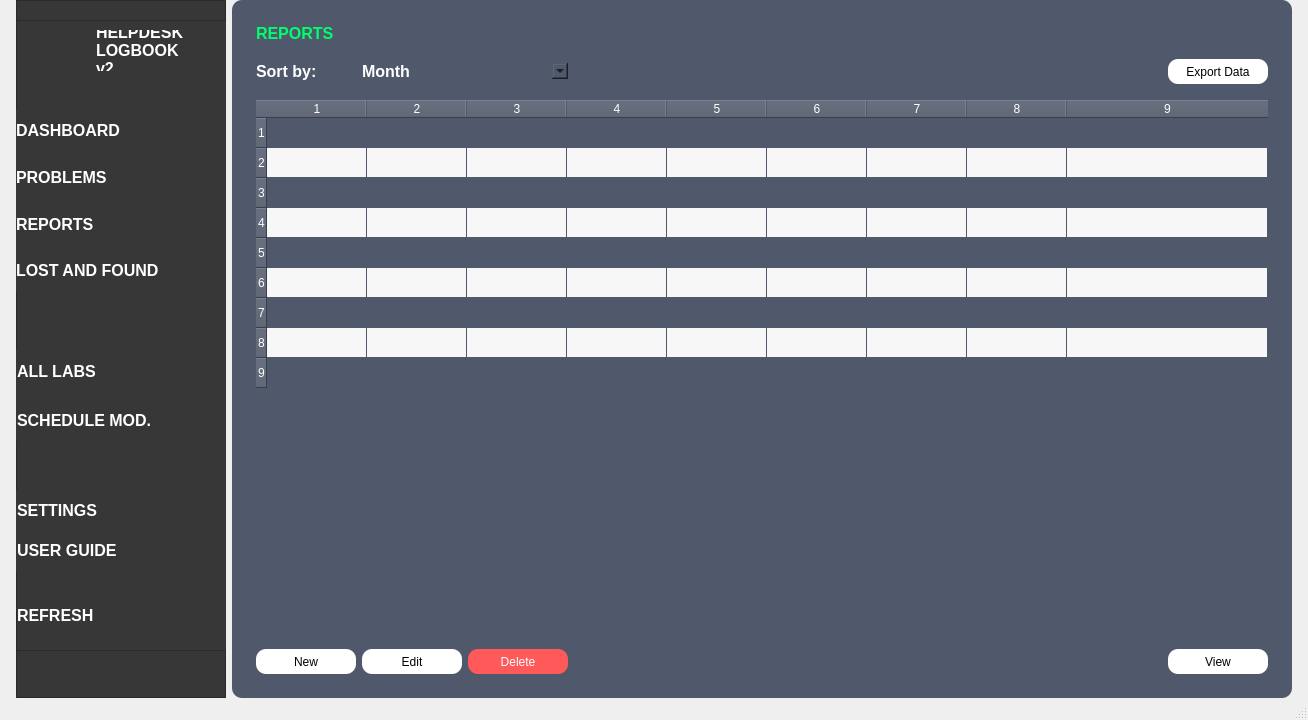
This is logbook_design.ui in Razei/Logbook_v2 as Qt 5 draws it before an edit. The edited form follows.
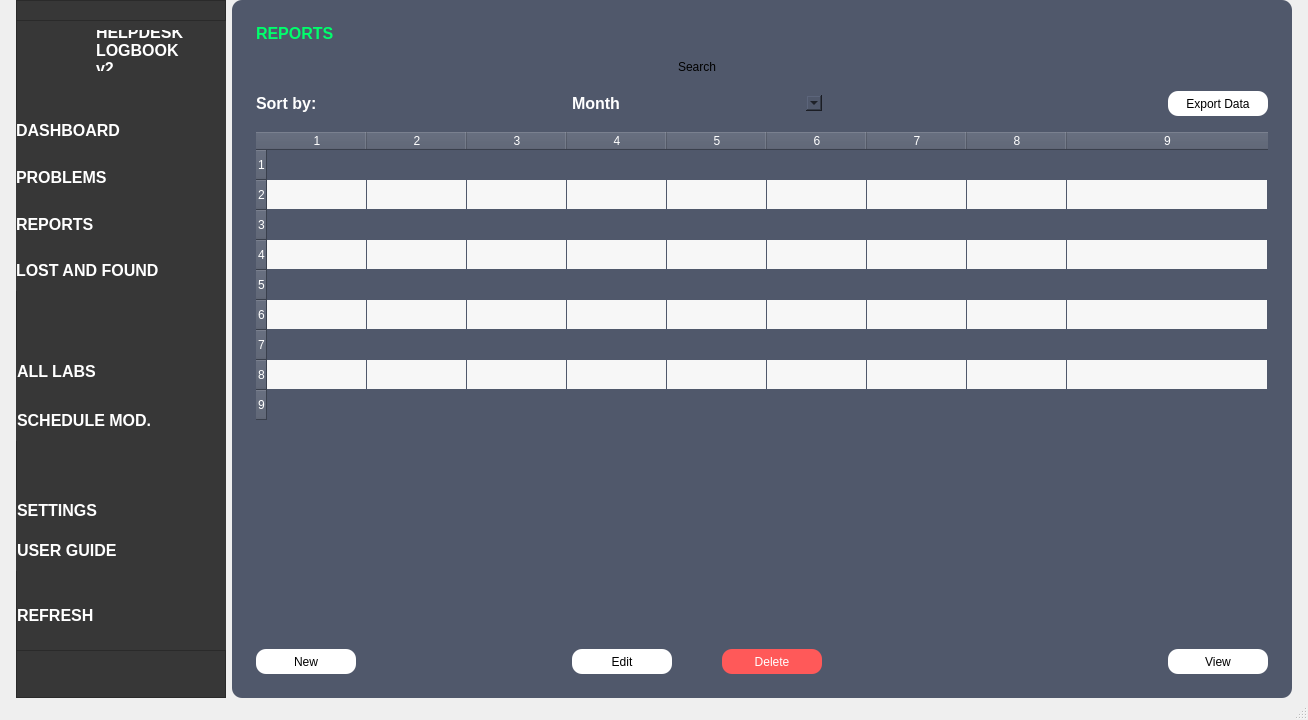
This is the edited form. The open tabs and pages were chosen to show the change. Icons and pictures are not drawn.

Commit message: logbook UI - add search tab to reports and lost and found table - add rooms with problems to dashboard

```diff
--- a/logbook_design.ui
+++ b/logbook_design.ui
@@ -1248,6 +1248,199 @@
            <property name="verticalSpacing">
             <number>16</number>
            </property>
+           <item row="3" column="0">
+            <widget class="QLabel" name="labelMonth_2">
+             <property name="sizePolicy">
+              <sizepolicy hsizetype="Fixed" vsizetype="Fixed">
+               <horstretch>0</horstretch>
+               <verstretch>0</verstretch>
+              </sizepolicy>
+             </property>
+             <property name="font">
+              <font>
+               <family>Segoe UI</family>
+               <pointsize>12</pointsize>
+               <weight>75</weight>
+               <bold>true</bold>
+              </font>
+             </property>
+             <property name="cursor">
+              <cursorShape>ArrowCursor</cursorShape>
+             </property>
+             <property name="accessibleDescription">
+              <string>normalLabel</string>
+             </property>
+             <property name="styleSheet">
+              <string notr="true">color: rgb(255, 255, 255);</string>
+             </property>
+             <property name="text">
+              <string>Sort by:</string>
+             </property>
+             <property name="scaledContents">
+              <bool>true</bool>
+             </property>
+             <property name="openExternalLinks">
+              <bool>false</bool>
+             </property>
+             <property name="textInteractionFlags">
+              <set>Qt::LinksAccessibleByMouse</set>
+             </property>
+            </widget>
+           </item>
+           <item row="4" column="0" colspan="10">
+            <widget class="QTableWidget" name="tableWidgetReports">
+             <property name="sizePolicy">
+              <sizepolicy hsizetype="MinimumExpanding" vsizetype="MinimumExpanding">
+               <horstretch>0</horstretch>
+               <verstretch>0</verstretch>
+              </sizepolicy>
+             </property>
+             <property name="font">
+              <font>
+               <pointsize>11</pointsize>
+              </font>
+             </property>
+             <property name="styleSheet">
+              <string notr="true">background-color: rgb(80,88,107);
+color: rgb(255,255,255);</string>
+             </property>
+             <property name="frameShadow">
+              <enum>QFrame::Plain</enum>
+             </property>
+             <property name="lineWidth">
+              <number>1</number>
+             </property>
+             <property name="horizontalScrollBarPolicy">
+              <enum>Qt::ScrollBarAsNeeded</enum>
+             </property>
+             <property name="sizeAdjustPolicy">
+              <enum>QAbstractScrollArea::AdjustToContents</enum>
+             </property>
+             <property name="autoScroll">
+              <bool>true</bool>
+             </property>
+             <property name="editTriggers">
+              <set>QAbstractItemView::NoEditTriggers</set>
+             </property>
+             <property name="alternatingRowColors">
+              <bool>true</bool>
+             </property>
+             <property name="selectionMode">
+              <enum>QAbstractItemView::SingleSelection</enum>
+             </property>
+             <property name="selectionBehavior">
+              <enum>QAbstractItemView::SelectRows</enum>
+             </property>
+             <property name="textElideMode">
+              <enum>Qt::ElideLeft</enum>
+             </property>
+             <property name="horizontalScrollMode">
+              <enum>QAbstractItemView::ScrollPerPixel</enum>
+             </property>
+             <property name="showGrid">
+              <bool>true</bool>
+             </property>
+             <property name="gridStyle">
+              <enum>Qt::NoPen</enum>
+             </property>
+             <property name="sortingEnabled">
+              <bool>true</bool>
+             </property>
+             <property name="cornerButtonEnabled">
+              <bool>false</bool>
+             </property>
+             <property name="rowCount">
+              <number>9</number>
+             </property>
+             <property name="columnCount">
+              <number>9</number>
+             </property>
+             <attribute name="horizontalHeaderStretchLastSection">
+              <bool>true</bool>
+             </attribute>
+             <attribute name="verticalHeaderStretchLastSection">
+              <bool>false</bool>
+             </attribute>
+             <row/>
+             <row/>
+             <row/>
+             <row/>
+             <row/>
+             <row/>
+             <row/>
+             <row/>
+             <row/>
+             <column/>
+             <column/>
+             <column/>
+             <column/>
+             <column/>
+             <column/>
+             <column/>
+             <column/>
+             <column/>
+            </widget>
+           </item>
+           <item row="5" column="0">
+            <widget class="QPushButton" name="pushButtonNew">
+             <property name="sizePolicy">
+              <sizepolicy hsizetype="Fixed" vsizetype="Fixed">
+               <horstretch>0</horstretch>
+               <verstretch>0</verstretch>
+              </sizepolicy>
+             </property>
+             <property name="minimumSize">
+              <size>
+               <width>100</width>
+               <height>25</height>
+              </size>
+             </property>
+             <property name="cursor">
+              <cursorShape>PointingHandCursor</cursorShape>
+             </property>
+             <property name="accessibleDescription">
+              <string>neutralButton</string>
+             </property>
+             <property name="autoFillBackground">
+              <bool>false</bool>
+             </property>
+             <property name="styleSheet">
+              <string notr="true">background-color: rgb(255, 255, 255);
+color: rgb(0, 0, 0);</string>
+             </property>
+             <property name="text">
+              <string>New</string>
+             </property>
+             <property name="default">
+              <bool>false</bool>
+             </property>
+             <property name="flat">
+              <bool>false</bool>
+             </property>
+            </widget>
+           </item>
+           <item row="3" column="3">
+            <widget class="QComboBox" name="comboBoxReportsMonth">
+             <property name="sizePolicy">
+              <sizepolicy hsizetype="Fixed" vsizetype="Fixed">
+               <horstretch>0</horstretch>
+               <verstretch>0</verstretch>
+              </sizepolicy>
+             </property>
+             <property name="minimumSize">
+              <size>
+               <width>100</width>
+               <height>0</height>
+              </size>
+             </property>
+             <property name="sizeAdjustPolicy">
+              <enum>QComboBox::AdjustToContents</enum>
+             </property>
+             <property name="frame">
+              <bool>false</bool>
+             </property>
+            </widget>
+           </item>
            <item row="0" column="0">
             <widget class="QLabel" name="labeReports">
              <property name="font">
@@ -1282,7 +1475,84 @@
              </property>
             </widget>
            </item>
-           <item row="1" column="7">
+           <item row="5" column="9">
+            <widget class="QPushButton" name="pushButtonReportsView">
+             <property name="sizePolicy">
+              <sizepolicy hsizetype="Fixed" vsizetype="Fixed">
+               <horstretch>0</horstretch>
+               <verstretch>0</verstretch>
+              </sizepolicy>
+             </property>
+             <property name="minimumSize">
+              <size>
+               <width>100</width>
+               <height>25</height>
+              </size>
+             </property>
+             <property name="cursor">
+              <cursorShape>PointingHandCursor</cursorShape>
+             </property>
+             <property name="accessibleDescription">
+              <string>neutralButton</string>
+             </property>
+             <property name="autoFillBackground">
+              <bool>false</bool>
+             </property>
+             <property name="styleSheet">
+              <string notr="true">background-color: rgb(255, 255, 255);
+color: rgb(0, 0, 0);</string>
+             </property>
+             <property name="text">
+              <string>View</string>
+             </property>
+             <property name="default">
+              <bool>false</bool>
+             </property>
+             <property name="flat">
+              <bool>false</bool>
+             </property>
+            </widget>
+           </item>
+           <item row="3" column="1">
+            <widget class="QLabel" name="labelMonth">
+             <property name="sizePolicy">
+              <sizepolicy hsizetype="Fixed" vsizetype="Fixed">
+               <horstretch>0</horstretch>
+               <verstretch>0</verstretch>
+              </sizepolicy>
+             </property>
+             <property name="font">
+              <font>
+               <family>Segoe UI</family>
+               <pointsize>12</pointsize>
+               <weight>75</weight>
+               <bold>true</bold>
+              </font>
+             </property>
+             <property name="cursor">
+              <cursorShape>ArrowCursor</cursorShape>
+             </property>
+             <property name="accessibleDescription">
+              <string>normalLabel</string>
+             </property>
+             <property name="styleSheet">
+              <string notr="true">color: rgb(255, 255, 255);</string>
+             </property>
+             <property name="text">
+              <string>Month</string>
+             </property>
+             <property name="scaledContents">
+              <bool>true</bool>
+             </property>
+             <property name="openExternalLinks">
+              <bool>false</bool>
+             </property>
+             <property name="textInteractionFlags">
+              <set>Qt::LinksAccessibleByMouse</set>
+             </property>
+            </widget>
+           </item>
+           <item row="3" column="8">
             <spacer name="horizontalSpacer_3">
              <property name="orientation">
               <enum>Qt::Horizontal</enum>
@@ -1295,84 +1565,7 @@
              </property>
             </spacer>
            </item>
-           <item row="3" column="0">
-            <widget class="QPushButton" name="pushButtonNew">
-             <property name="sizePolicy">
-              <sizepolicy hsizetype="Fixed" vsizetype="Fixed">
-               <horstretch>0</horstretch>
-               <verstretch>0</verstretch>
-              </sizepolicy>
-             </property>
-             <property name="minimumSize">
-              <size>
-               <width>100</width>
-               <height>25</height>
-              </size>
-             </property>
-             <property name="cursor">
-              <cursorShape>PointingHandCursor</cursorShape>
-             </property>
-             <property name="accessibleDescription">
-              <string>neutralButton</string>
-             </property>
-             <property name="autoFillBackground">
-              <bool>false</bool>
-             </property>
-             <property name="styleSheet">
-              <string notr="true">background-color: rgb(255, 255, 255);
-color: rgb(0, 0, 0);</string>
-             </property>
-             <property name="text">
-              <string>New</string>
-             </property>
-             <property name="default">
-              <bool>false</bool>
-             </property>
-             <property name="flat">
-              <bool>false</bool>
-             </property>
-            </widget>
-           </item>
-           <item row="1" column="0">
-            <widget class="QLabel" name="labelMonth_2">
-             <property name="sizePolicy">
-              <sizepolicy hsizetype="Fixed" vsizetype="Fixed">
-               <horstretch>0</horstretch>
-               <verstretch>0</verstretch>
-              </sizepolicy>
-             </property>
-             <property name="font">
-              <font>
-               <family>Segoe UI</family>
-               <pointsize>12</pointsize>
-               <weight>75</weight>
-               <bold>true</bold>
-              </font>
-             </property>
-             <property name="cursor">
-              <cursorShape>ArrowCursor</cursorShape>
-             </property>
-             <property name="accessibleDescription">
-              <string>normalLabel</string>
-             </property>
-             <property name="styleSheet">
-              <string notr="true">color: rgb(255, 255, 255);</string>
-             </property>
-             <property name="text">
-              <string>Sort by:</string>
-             </property>
-             <property name="scaledContents">
-              <bool>true</bool>
-             </property>
-             <property name="openExternalLinks">
-              <bool>false</bool>
-             </property>
-             <property name="textInteractionFlags">
-              <set>Qt::LinksAccessibleByMouse</set>
-             </property>
-            </widget>
-           </item>
-           <item row="1" column="8">
+           <item row="3" column="9">
             <widget class="QPushButton" name="pushButtonExportData">
              <property name="sizePolicy">
               <sizepolicy hsizetype="Fixed" vsizetype="Fixed">
@@ -1410,84 +1603,7 @@
              </property>
             </widget>
            </item>
-           <item row="3" column="1">
-            <widget class="QPushButton" name="pushButtonEditReports">
-             <property name="sizePolicy">
-              <sizepolicy hsizetype="Fixed" vsizetype="Fixed">
-               <horstretch>0</horstretch>
-               <verstretch>0</verstretch>
-              </sizepolicy>
-             </property>
-             <property name="minimumSize">
-              <size>
-               <width>100</width>
-               <height>25</height>
-              </size>
-             </property>
-             <property name="cursor">
-              <cursorShape>PointingHandCursor</cursorShape>
-             </property>
-             <property name="accessibleDescription">
-              <string>neutralButton</string>
-             </property>
-             <property name="autoFillBackground">
-              <bool>false</bool>
-             </property>
-             <property name="styleSheet">
-              <string notr="true">background-color: rgb(255, 255, 255);
-</string>
-             </property>
-             <property name="text">
-              <string>Edit</string>
-             </property>
-             <property name="default">
-              <bool>false</bool>
-             </property>
-             <property name="flat">
-              <bool>false</bool>
-             </property>
-            </widget>
-           </item>
-           <item row="1" column="1">
-            <widget class="QLabel" name="labelMonth">
-             <property name="sizePolicy">
-              <sizepolicy hsizetype="Fixed" vsizetype="Fixed">
-               <horstretch>0</horstretch>
-               <verstretch>0</verstretch>
-              </sizepolicy>
-             </property>
-             <property name="font">
-              <font>
-               <family>Segoe UI</family>
-               <pointsize>12</pointsize>
-               <weight>75</weight>
-               <bold>true</bold>
-              </font>
-             </property>
-             <property name="cursor">
-              <cursorShape>ArrowCursor</cursorShape>
-             </property>
-             <property name="accessibleDescription">
-              <string>normalLabel</string>
-             </property>
-             <property name="styleSheet">
-              <string notr="true">color: rgb(255, 255, 255);</string>
-             </property>
-             <property name="text">
-              <string>Month</string>
-             </property>
-             <property name="scaledContents">
-              <bool>true</bool>
-             </property>
-             <property name="openExternalLinks">
-              <bool>false</bool>
-             </property>
-             <property name="textInteractionFlags">
-              <set>Qt::LinksAccessibleByMouse</set>
-             </property>
-            </widget>
-           </item>
-           <item row="3" column="2">
+           <item row="5" column="3">
             <widget class="QPushButton" name="pushButtonDelete">
              <property name="sizePolicy">
               <sizepolicy hsizetype="Fixed" vsizetype="Fixed">
@@ -1525,159 +1641,53 @@
              </property>
             </widget>
            </item>
+           <item row="5" column="1">
+            <widget class="QPushButton" name="pushButtonEditReports">
+             <property name="sizePolicy">
+              <sizepolicy hsizetype="Fixed" vsizetype="Fixed">
+               <horstretch>0</horstretch>
+               <verstretch>0</verstretch>
+              </sizepolicy>
+             </property>
+             <property name="minimumSize">
+              <size>
+               <width>100</width>
+               <height>25</height>
+              </size>
+             </property>
+             <property name="cursor">
+              <cursorShape>PointingHandCursor</cursorShape>
+             </property>
+             <property name="accessibleDescription">
+              <string>neutralButton</string>
+             </property>
+             <property name="autoFillBackground">
+              <bool>false</bool>
+             </property>
+             <property name="styleSheet">
+              <string notr="true">background-color: rgb(255, 255, 255);
+</string>
+             </property>
+             <property name="text">
+              <string>Edit</string>
+             </property>
+             <property name="default">
+              <bool>false</bool>
+             </property>
+             <property name="flat">
+              <bool>false</bool>
+             </property>
+            </widget>
+           </item>
            <item row="1" column="2">
-            <widget class="QComboBox" name="comboBoxReportsMonth">
-             <property name="sizePolicy">
-              <sizepolicy hsizetype="Fixed" vsizetype="Fixed">
-               <horstretch>0</horstretch>
-               <verstretch>0</verstretch>
-              </sizepolicy>
-             </property>
-             <property name="minimumSize">
-              <size>
-               <width>100</width>
-               <height>0</height>
-              </size>
-             </property>
-             <property name="sizeAdjustPolicy">
-              <enum>QComboBox::AdjustToContents</enum>
-             </property>
-             <property name="frame">
-              <bool>false</bool>
-             </property>
-            </widget>
-           </item>
-           <item row="3" column="8">
-            <widget class="QPushButton" name="pushButtonReportsView">
-             <property name="sizePolicy">
-              <sizepolicy hsizetype="Fixed" vsizetype="Fixed">
-               <horstretch>0</horstretch>
-               <verstretch>0</verstretch>
-              </sizepolicy>
-             </property>
-             <property name="minimumSize">
-              <size>
-               <width>100</width>
-               <height>25</height>
-              </size>
-             </property>
-             <property name="cursor">
-              <cursorShape>PointingHandCursor</cursorShape>
-             </property>
-             <property name="accessibleDescription">
-              <string>neutralButton</string>
-             </property>
-             <property name="autoFillBackground">
-              <bool>false</bool>
-             </property>
-             <property name="styleSheet">
-              <string notr="true">background-color: rgb(255, 255, 255);
-color: rgb(0, 0, 0);</string>
-             </property>
+            <widget class="QPushButton" name="pushButtonSearchReports">
              <property name="text">
-              <string>View</string>
-             </property>
-             <property name="default">
-              <bool>false</bool>
-             </property>
-             <property name="flat">
-              <bool>false</bool>
+              <string>Search</string>
              </property>
             </widget>
            </item>
-           <item row="2" column="0" colspan="9">
-            <widget class="QTableWidget" name="tableWidgetReports">
-             <property name="sizePolicy">
-              <sizepolicy hsizetype="MinimumExpanding" vsizetype="MinimumExpanding">
-               <horstretch>0</horstretch>
-               <verstretch>0</verstretch>
-              </sizepolicy>
-             </property>
-             <property name="font">
-              <font>
-               <pointsize>11</pointsize>
-              </font>
-             </property>
-             <property name="styleSheet">
-              <string notr="true">background-color: rgb(80,88,107);
-color: rgb(255,255,255);</string>
-             </property>
-             <property name="frameShadow">
-              <enum>QFrame::Plain</enum>
-             </property>
-             <property name="lineWidth">
-              <number>1</number>
-             </property>
-             <property name="horizontalScrollBarPolicy">
-              <enum>Qt::ScrollBarAsNeeded</enum>
-             </property>
-             <property name="sizeAdjustPolicy">
-              <enum>QAbstractScrollArea::AdjustToContents</enum>
-             </property>
-             <property name="autoScroll">
-              <bool>true</bool>
-             </property>
-             <property name="editTriggers">
-              <set>QAbstractItemView::NoEditTriggers</set>
-             </property>
-             <property name="alternatingRowColors">
-              <bool>true</bool>
-             </property>
-             <property name="selectionMode">
-              <enum>QAbstractItemView::SingleSelection</enum>
-             </property>
-             <property name="selectionBehavior">
-              <enum>QAbstractItemView::SelectRows</enum>
-             </property>
-             <property name="textElideMode">
-              <enum>Qt::ElideLeft</enum>
-             </property>
-             <property name="horizontalScrollMode">
-              <enum>QAbstractItemView::ScrollPerPixel</enum>
-             </property>
-             <property name="showGrid">
-              <bool>true</bool>
-             </property>
-             <property name="gridStyle">
-              <enum>Qt::NoPen</enum>
-             </property>
-             <property name="sortingEnabled">
-              <bool>true</bool>
-             </property>
-             <property name="cornerButtonEnabled">
-              <bool>false</bool>
-             </property>
-             <property name="rowCount">
-              <number>9</number>
-             </property>
-             <property name="columnCount">
-              <number>9</number>
-             </property>
-             <attribute name="horizontalHeaderStretchLastSection">
-              <bool>true</bool>
-             </attribute>
-             <attribute name="verticalHeaderStretchLastSection">
-              <bool>false</bool>
-             </attribute>
-             <row/>
-             <row/>
-             <row/>
-             <row/>
-             <row/>
-             <row/>
-             <row/>
-             <row/>
-             <row/>
-             <column/>
-             <column/>
-             <column/>
-             <column/>
-             <column/>
-             <column/>
-             <column/>
-             <column/>
-             <column/>
-            </widget>
+           <item row="1" column="0">
+            <widget class="QLineEdit" name="txtBoxSearchReports"/>
            </item>
           </layout>
          </widget>
```
Left out of the diff: 220 changed lines with no effect on the pictures.
